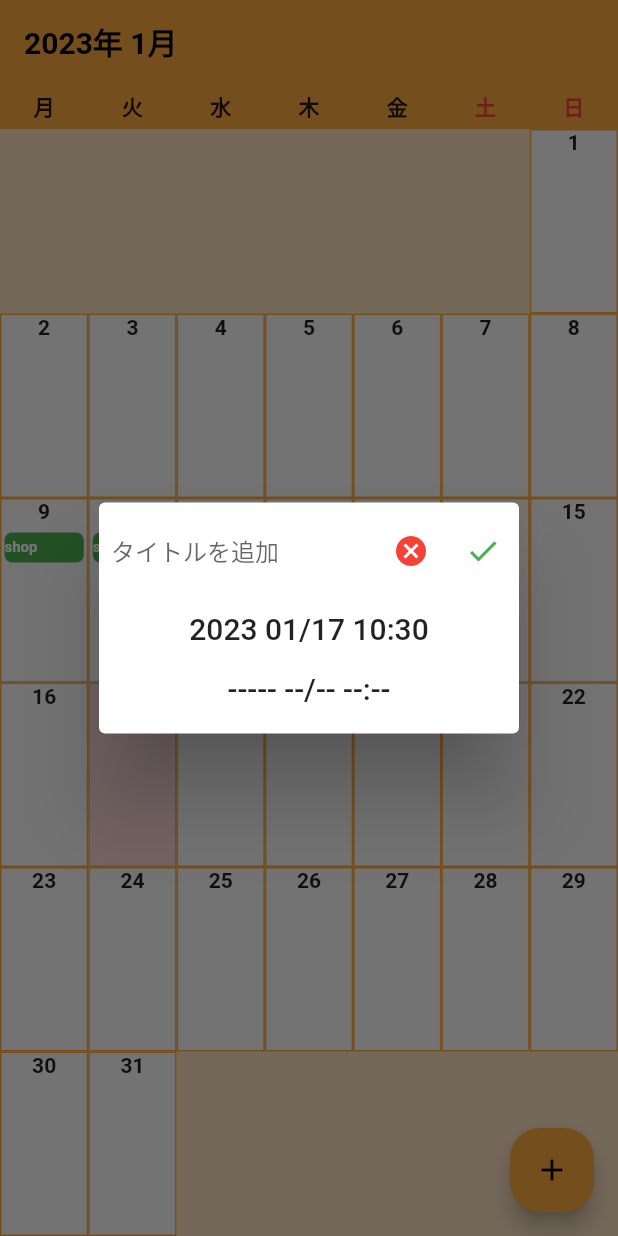
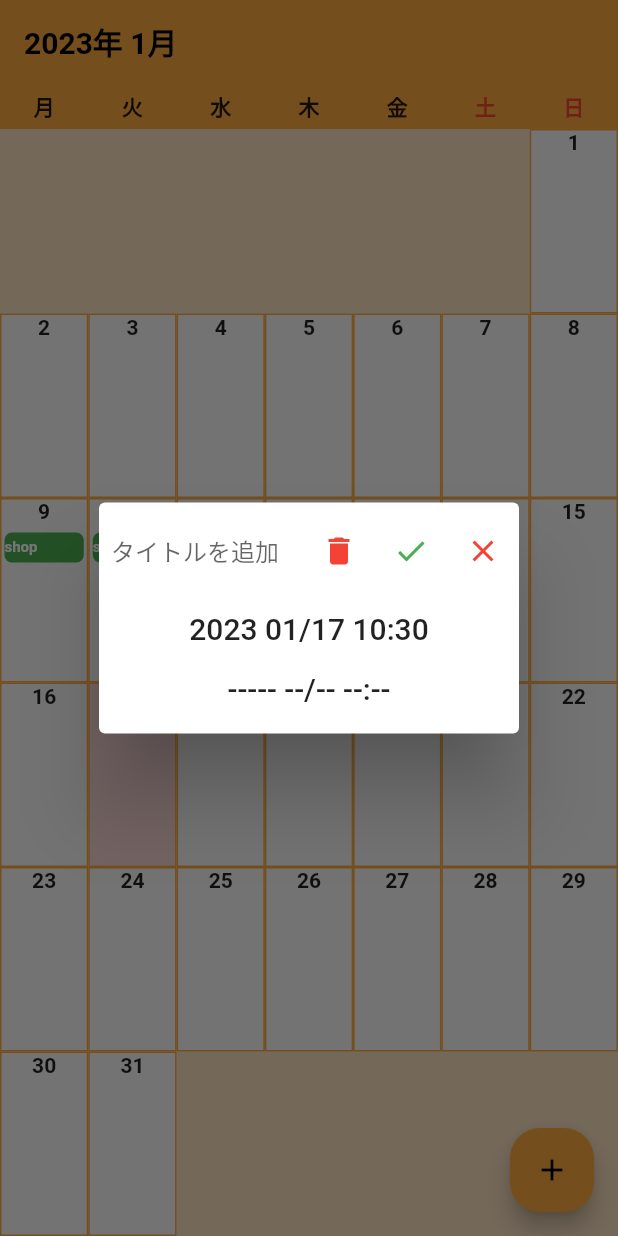
Before and after one commit to tomohiro1024/calendar2022, a Flutter app: the screen it shows after launch, after a tap on the "add" icon, on a phone screen of 412 x 824 dp. Run offline on Flutter 3.47's test engine with Material 2 defaults, Android fonts, the phone set to English and light mode, and no system bars.

Commit message:
ダイアログ微修正

```diff
--- a/lib/pages/calender.dart
+++ b/lib/pages/calender.dart
@@ -200,7 +200,7 @@ class _CalenderViewState extends State<CalenderView> {
                 splashRadius: 15,
                 splashColor: Colors.red,
                 icon: Icon(
-                  Icons.cancel,
+                  Icons.delete,
                   color: Colors.red,
                 ),
               ),
@@ -214,6 +214,18 @@ class _CalenderViewState extends State<CalenderView> {
                 icon: Icon(
                   Icons.done,
                   color: Colors.green,
+                ),
+              ),
+              //閉じるボタン
+              IconButton(
+                onPressed: () {
+                  Navigator.pop(context);
+                },
+                splashRadius: 15,
+                splashColor: Colors.red,
+                icon: Icon(
+                  Icons.close,
+                  color: Colors.red,
                 ),
               ),
             ],
```
